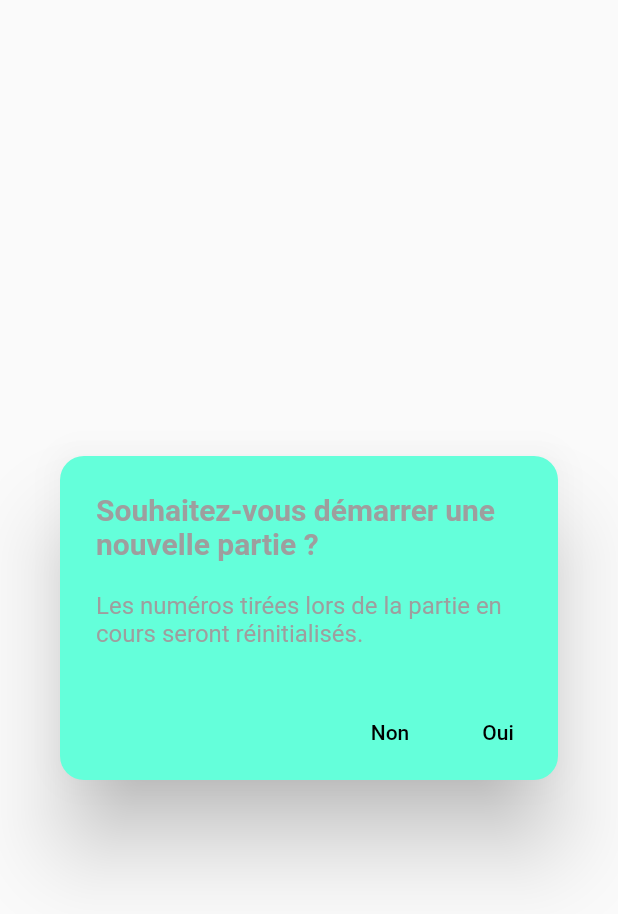
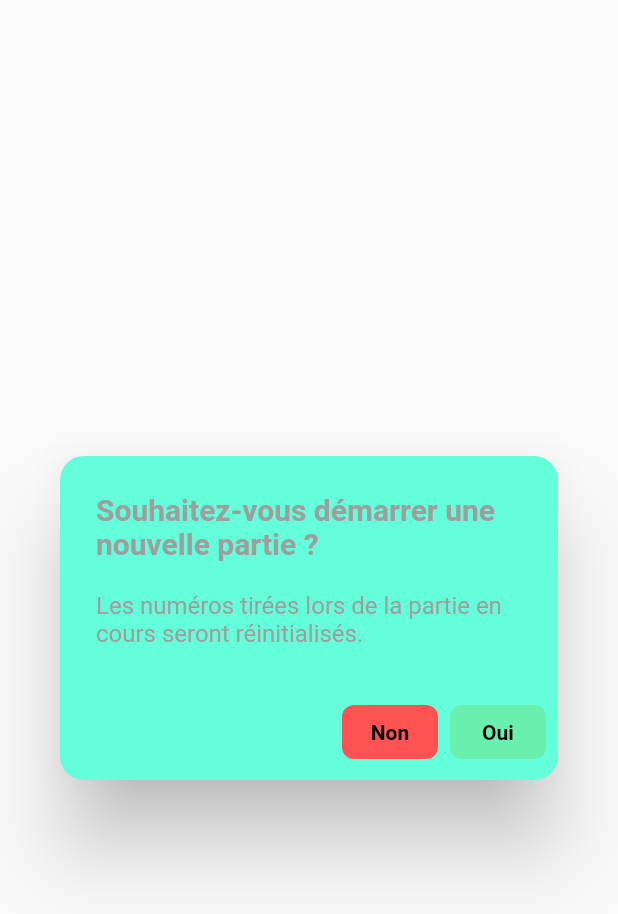
Before and after one commit to NayMak/loto_mks, a Flutter app: the Modal widget shown alone on an empty page, opened directly, on a phone screen of 412 x 824 dp. Shown: the top 914 px of the screen. Run offline on Flutter 3.47's test engine with Material 3 defaults, Android fonts, the phone set to English and light mode, and no system bars; our stand-ins replace font_awesome_flutter, just_audio.

Commit message:
add color button

```diff
--- a/lib/components/modal.dart
+++ b/lib/components/modal.dart
@@ -40,10 +40,17 @@ class _ModalState extends State<Modal> {
         ),
         actions: [
           TextButton(
+            style: TextButton.styleFrom(
+              backgroundColor: Colors.redAccent,
+              shape: RoundedRectangleBorder(
+                borderRadius: BorderRadius.circular(8.0),
+              ),
+            ),
             child: Text(
               'Non',
               style: TextStyle(
                 color: Colors.black,
+                fontWeight: FontWeight.bold,
               ),
             ),
             onPressed: () {
@@ -51,10 +58,17 @@ class _ModalState extends State<Modal> {
             },
           ),
           TextButton(
+            style: TextButton.styleFrom(
+              backgroundColor: Colors.greenAccent,
+              shape: RoundedRectangleBorder(
+                borderRadius: BorderRadius.circular(8.0),
+              ),
+            ),
             child: Text(
               'Oui',
               style: TextStyle(
                 color: Colors.black,
+                fontWeight: FontWeight.bold,
               ),
             ),
             onPressed: () {
```
